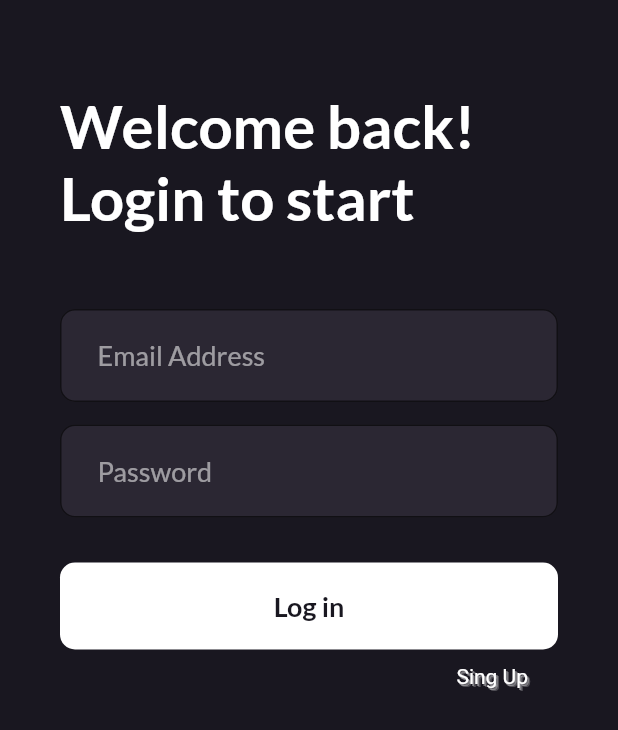
After one commit to gonciuu/Meme-App-In-Flutter, a Flutter app: the AuthScreen screen opened directly, on a phone screen of 412 x 824 dp. The commit adds this screen. Shown: the top 730 px of the screen. Run offline on Flutter 3.47's test engine with Material 2 defaults, Android fonts, the phone set to English and light mode, and no system bars; drawn by our look-alikes of auto_size_text; our stand-ins replace animated_text_kit, firebase_auth, flutter_colorpicker, image_gallery_saver, outline_material_icons, permission_handler; accounts and stored records are empty; network calls fail.

Commit message:
create auth screen

```diff
--- a/lib/main.dart
+++ b/lib/main.dart
@@ -1,4 +1,5 @@
 import 'package:flutter/material.dart';
+import './screens/auth_screen.dart';
 import './providers/memes.dart';
 import './providers/photos.dart';
 import 'package:provider/provider.dart';
@@ -49,7 +50,7 @@ class MyApp extends StatelessWidget {
           ),
           initialRoute: LoadingDataScreen.routeName,
           routes: {
-            '/': (context) => HomePage(),
+            '/': (context) => AuthScreen(),
             LoadingDataScreen.routeName: (context) => LoadingDataScreen()
           }),
     );
--- /dev/null
+++ b/lib/screens/auth_screen.dart
@@ -0,0 +1,126 @@
+import 'package:auto_size_text/auto_size_text.dart';
+import 'package:flutter/cupertino.dart';
+import 'package:flutter/material.dart';
+import 'package:flutter/services.dart';
+import 'package:memix/widgets/consts.dart';
+
+class AuthScreen extends StatefulWidget {
+  @override
+  _AuthScreenState createState() => _AuthScreenState();
+}
+
+class _AuthScreenState extends State<AuthScreen> {
+  final GlobalKey<FormState> _form = GlobalKey<FormState>();
+  final consts = Consts();
+  var isLogin = true;
+
+  @override
+  Widget build(BuildContext context) {
+    final theme = Theme.of(context);
+    return Scaffold(
+      backgroundColor: theme.primaryColor,
+      body: SingleChildScrollView(
+        child: SafeArea(
+          child: Padding(
+            padding: EdgeInsets.symmetric(horizontal: 40, vertical: 60),
+            child: Form(
+              key: _form,
+              child: Column(
+                crossAxisAlignment: CrossAxisAlignment.start,
+                children: [
+                  AutoSizeText(
+                    "Welcome back!\nLogin to start",
+                    maxLines: 2,
+                    style: theme.textTheme.headline1,
+                  ),
+                  SizedBox(
+                    height: 50,
+                  ),
+                  TextFormField(
+                    keyboardType: TextInputType.emailAddress,
+                    style: theme.textTheme.headline6,
+                    cursorColor: Colors.white24,
+                    decoration: InputDecoration(
+                        hintText: 'Email Address',
+                        hintStyle: theme.textTheme.headline6
+                            .copyWith(color: Colors.white54),
+                        contentPadding:
+                            EdgeInsets.symmetric(horizontal: 25, vertical: 20),
+                        fillColor: theme.accentColor,
+                        filled: true,
+                        border: consts.filledBorder),
+                  ),
+                  SizedBox(height: 15),
+                  TextFormField(
+                    keyboardType: TextInputType.text,
+                    obscureText: true,
+                    style: theme.textTheme.headline6,
+                    cursorColor: Colors.white24,
+                    decoration: InputDecoration(
+                        hintText: 'Password',
+                        hintStyle: theme.textTheme.headline6
+                            .copyWith(color: Colors.white54),
+                        contentPadding:
+                            EdgeInsets.symmetric(horizontal: 25, vertical: 20),
+                        fillColor: theme.accentColor,
+                        filled: true,
+                        border: consts.filledBorder),
+                  ),
+                  SizedBox(height: 15),
+                  if(!isLogin) TextFormField(
+                    keyboardType: TextInputType.text,
+                    obscureText: true,
+                    style: theme.textTheme.headline6,
+                    cursorColor: Colors.white24,
+                    decoration: InputDecoration(
+                        hintText: 'Confirm Password',
+                        hintStyle: theme.textTheme.headline6
+                            .copyWith(color: Colors.white54),
+                        contentPadding:
+                        EdgeInsets.symmetric(horizontal: 25, vertical: 20),
+                        fillColor: theme.accentColor,
+                        filled: true,
+                        border: consts.filledBorder),
+                  ),
+                  SizedBox( height: !isLogin ? 30:15),
+                  Container(
+                    width: double.infinity,
+                    child: FlatButton(
+                      padding: EdgeInsets.symmetric(vertical: 18),
+                      child: Text( isLogin ? "Log in" : "Register",
+                          style: theme.textTheme.headline6.copyWith(
+                              color: theme.primaryColor,
+                              fontWeight: FontWeight.w700)),
+                      onPressed: () {},
+                      color: Colors.white,
+                      shape: RoundedRectangleBorder(
+                          borderRadius: BorderRadius.circular(10.0)),
+                    ),
+                  ),
+                  Align(
+                    child: GestureDetector(
+                      onTap: () => setState(() => isLogin = !isLogin),
+                      child: Padding(
+                        padding: const EdgeInsets.only(right: 20, top: 10,bottom: 10,left: 20),
+                        child: Text(
+                          isLogin ? "Sing Up" : "Sign In",
+                          style: TextStyle(color: Colors.white, shadows: [
+                            Shadow(
+                                color: Colors.white38, offset: Offset(1.0, 1.0)),
+                            Shadow(
+                                color: Colors.white24, offset: Offset(2.0, 2.0))
+                          ]),
+                        ),
+                      ),
+                    ),
+                    alignment: Alignment.centerRight,
+                  )
+                ],
+              ),
+            ),
+          ),
+        ),
+      ),
+    );
+  }
+}
--- a/lib/widgets/consts.dart
+++ b/lib/widgets/consts.dart
@@ -7,6 +7,10 @@ class Consts {
       borderRadius: BorderRadius.circular(10),
       borderSide: BorderSide(color: Colors.white, width: 1.0));
 
+
+  final OutlineInputBorder filledBorder = OutlineInputBorder(
+  borderRadius: BorderRadius.circular(10.0),
+  borderSide: const BorderSide(width: 0.0));
   //----------------| Get basic snackbar just with text |-----------------
   SnackBar getSnackBar(String content) => SnackBar(
         backgroundColor: Color.fromARGB(255, 25, 23, 32),
```
